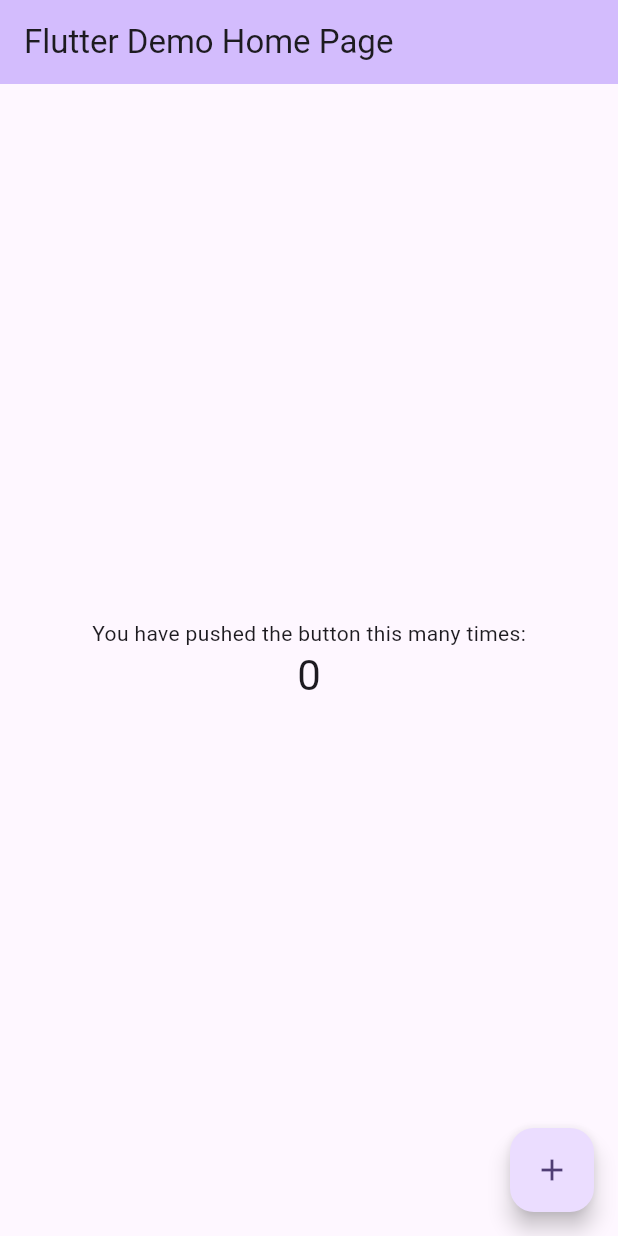
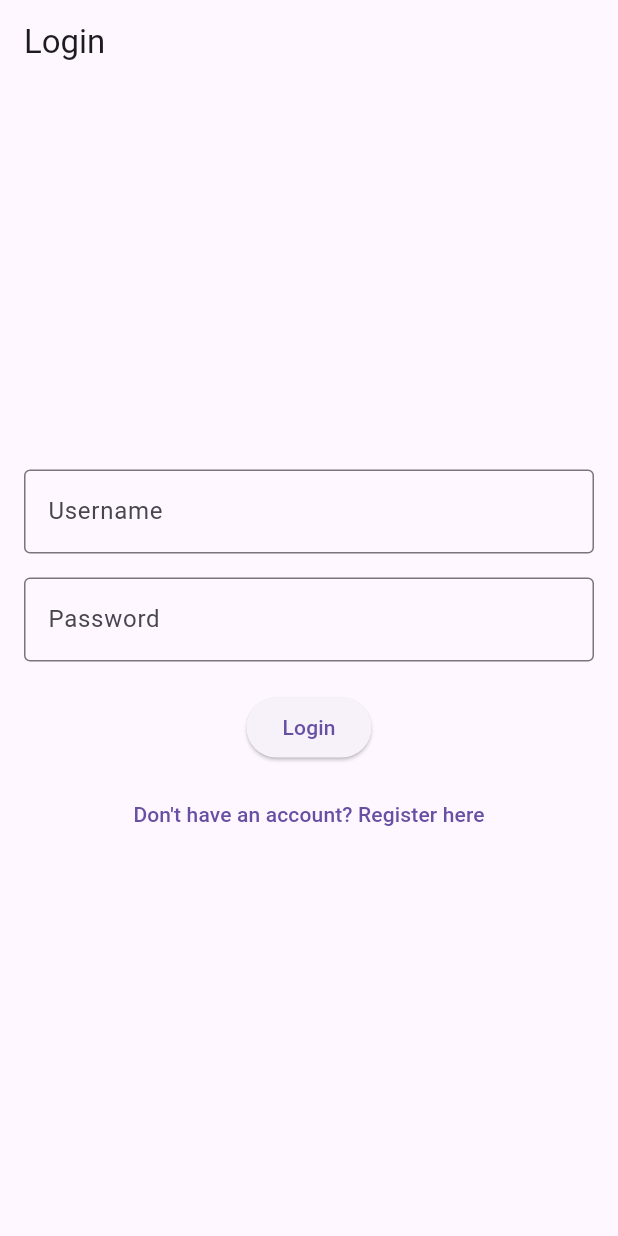
Before and after one commit to could-ai/019a1c1c-4079-7429-a02e-0c4c5a703433, a Flutter app: the screen it shows after launch, on a phone screen of 412 x 824 dp. Run offline on Flutter 3.47's test engine with Material 3 defaults, Android fonts, the phone set to English and light mode, and no system bars.

```diff
--- a/usr/lib/main.dart
+++ b/usr/lib/main.dart
@@ -1,4 +1,8 @@
 import 'package:flutter/material.dart';
+import 'screens/splash_screen.dart';
+import 'screens/login_screen.dart';
+import 'screens/register_screen.dart';
+import 'screens/applicant_dashboard.dart';
 
 void main() {
   runApp(const MyApp());
@@ -7,114 +11,22 @@ void main() {
 class MyApp extends StatelessWidget {
   const MyApp({super.key});
 
-  // This widget is the root of your application.
   @override
   Widget build(BuildContext context) {
     return MaterialApp(
-      title: 'Flutter Demo',
+      title: 'Mutare Polytechnic Admission System',
       debugShowCheckedModeBanner: false,
       theme: ThemeData(
-        // This is the theme of your application.
-        //
-        // TRY THIS: Try running your application with "flutter run". You'll see
-        // the application has a purple toolbar. Then, without quitting the app,
-        // try changing the seedColor in the colorScheme below to Colors.green
-        // and then invoke "hot reload" (save your changes or press the "hot
-        // reload" button in a Flutter-supported IDE, or press "r" if you used
-        // the command line to start the app).
-        //
-        // Notice that the counter didn't reset back to zero; the application
-        // state is not lost during the reload. To reset the state, use hot
-        // restart instead.
-        //
-        // This works for code too, not just values: Most code changes can be
-        // tested with just a hot reload.
-        colorScheme: ColorScheme.fromSeed(seedColor: Colors.deepPurple),
+        primarySwatch: Colors.blue,
+        visualDensity: VisualDensity.adaptivePlatformDensity,
       ),
-      home: const MyHomePage(title: 'Flutter Demo Home Page'),
+      initialRoute: '/',
+      routes: {
+        '/': (context) => const SplashScreen(),
+        '/login': (context) => const LoginScreen(),
+        '/register': (context) => const RegisterScreen(),
+        '/dashboard': (context) => const ApplicantDashboard(),
+      },
     );
   }
 }
-
-class MyHomePage extends StatefulWidget {
-  const MyHomePage({super.key, required this.title});
-
-  // This widget is the home page of your application. It is stateful, meaning
-  // that it has a State object (defined below) that contains fields that affect
-  // how it looks.
-
-  // This class is the configuration for the state. It holds the values (in this
-  // case the title) provided by the parent (in this case the App widget) and
-  // used by the build method of the State. Fields in a Widget subclass are
-  // always marked "final".
-
-  final String title;
-
-  @override
-  State<MyHomePage> createState() => _MyHomePageState();
-}
-
-class _MyHomePageState extends State<MyHomePage> {
-  int _counter = 0;
-
-  void _incrementCounter() {
-    setState(() {
-      // This call to setState tells the Flutter framework that something has
-      // changed in this State, which causes it to rerun the build method below
-      // so that the display can reflect the updated values. If we changed
-      // _counter without calling setState(), then the build method would not be
-      // called again, and so nothing would appear to happen.
-      _counter++;
-    });
-  }
-
-  @override
-  Widget build(BuildContext context) {
-    // This method is rerun every time setState is called, for instance as done
-    // by the _incrementCounter method above.
-    //
-    // The Flutter framework has been optimized to make rerunning build methods
-    // fast, so that you can just rebuild anything that needs updating rather
-    // than having to individually change instances of widgets.
-    return Scaffold(
-      appBar: AppBar(
-        // TRY THIS: Try changing the color here to a specific color (to
-        // Colors.amber, perhaps?) and trigger a hot reload to see the AppBar
-        // change color while the other colors stay the same.
-        backgroundColor: Theme.of(context).colorScheme.inversePrimary,
-        // Here we take the value from the MyHomePage object that was created by
-        // the App.build method, and use it to set our appbar title.
-        title: Text(widget.title),
-      ),
-      body: Center(
-        // Center is a layout widget. It takes a single child and positions it
-        // in the middle of the parent.
-        child: Column(
-          // Column is also a layout widget. It takes a list of children and
-          // arranges them vertically. By default, it sizes itself to fit its
-          // children horizontally, and tries to be as tall as its parent.
-          //
-          // Column has various properties to control how it sizes itself and
-          // how it positions its children. Here we use mainAxisAlignment to
-          // center the children vertically; the main axis here is the vertical
-          // axis because Columns are vertical (the cross axis would be
-          // horizontal).
-          //
-          // TRY THIS: Invoke "debug painting" (choose the "Toggle Debug Paint"
-          // action in the IDE, or press "p" in the console), to see the
-          // wireframe for each widget.
-          mainAxisAlignment: MainAxisAlignment.center,
-          children: <Widget>[
-            const Text('You have pushed the button this many times:'),
-            Text('$_counter', style: Theme.of(context).textTheme.headlineMedium),
-          ],
-        ),
-      ),
-      floatingActionButton: FloatingActionButton(
-        onPressed: _incrementCounter,
-        tooltip: 'Increment',
-        child: const Icon(Icons.add),
-      ), // This trailing comma makes auto-formatting nicer for build methods.
-    );
-  }
-}
--- /dev/null
+++ b/usr/lib/screens/login_screen.dart
@@ -0,0 +1,79 @@
+import 'package:flutter/material.dart';
+
+class LoginScreen extends StatefulWidget {
+  const LoginScreen({super.key});
+
+  @override
+  _LoginScreenState createState() => _LoginScreenState();
+}
+
+class _LoginScreenState extends State<LoginScreen> {
+  final _usernameController = TextEditingController();
+  final _passwordController = TextEditingController();
+  final _formKey = GlobalKey<FormState>();
+
+  @override
+  Widget build(BuildContext context) {
+    return Scaffold(
+      appBar: AppBar(
+        title: const Text('Login'),
+      ),
+      body: Padding(
+        padding: const EdgeInsets.all(16.0),
+        child: Form(
+          key: _formKey,
+          child: Column(
+            mainAxisAlignment: MainAxisAlignment.center,
+            children: <Widget>[
+              TextFormField(
+                controller: _usernameController,
+                decoration: const InputDecoration(
+                  labelText: 'Username',
+                  border: OutlineInputBorder(),
+                ),
+                validator: (value) {
+                  if (value == null || value.isEmpty) {
+                    return 'Please enter your username';
+                  }
+                  return null;
+                },
+              ),
+              const SizedBox(height: 16.0),
+              TextFormField(
+                controller: _passwordController,
+                decoration: const InputDecoration(
+                  labelText: 'Password',
+                  border: OutlineInputBorder(),
+                ),
+                obscureText: true,
+                validator: (value) {
+                  if (value == null || value.isEmpty) {
+                    return 'Please enter your password';
+                  }
+                  return null;
+                },
+              ),
+              const SizedBox(height: 20.0),
+              ElevatedButton(
+                onPressed: () {
+                  if (_formKey.currentState!.validate()) {
+                    // TODO: Implement login logic
+                    Navigator.of(context).pushReplacementNamed('/dashboard');
+                  }
+                },
+                child: const Text('Login'),
+              ),
+              const SizedBox(height: 10.0),
+              TextButton(
+                onPressed: () {
+                  Navigator.of(context).pushNamed('/register');
+                },
+                child: const Text('Don\'t have an account? Register here'),
+              ),
+            ],
+          ),
+        ),
+      ),
+    );
+  }
+}
```
Also changed, not shown: usr/lib/screens/applicant_dashboard.dart (added, +81 -0 lines), usr/lib/screens/register_screen.dart (added, +127 -0 lines), usr/lib/screens/splash_screen.dart (added, +59 -0 lines).
